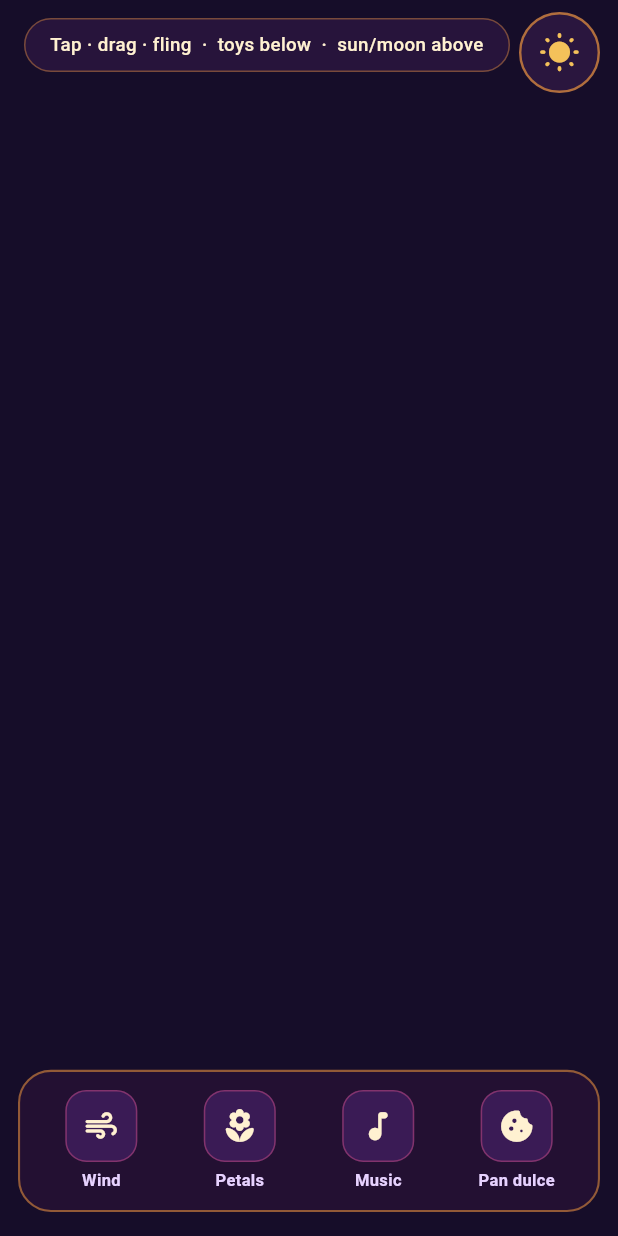
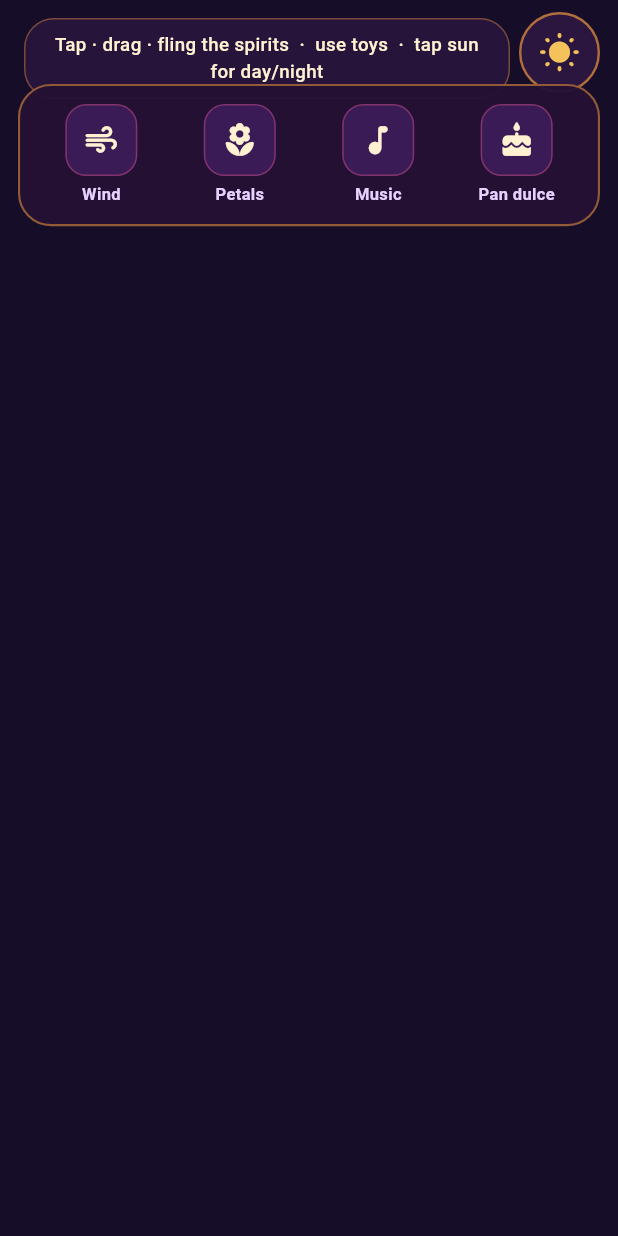
Before and after one commit to Softsheeply/DeadOfTheDeadGame, a Flutter app: the VillageHud widget shown alone on an empty page, opened directly with empty values, on a phone screen of 412 x 824 dp. Run offline on Flutter 3.47's test engine with Material 3 defaults, Android fonts, the phone set to English and light mode, and no system bars; missing offline and left inert: flame.

Commit message:
Move toy tray to top HUD for reliable visibility
Keep Wind/Petals/Music/Pan dulce under the hint banner so short
browser viewports still show every Pocket God control.

Co-authored-by: Softsheeply <Softsheeply@users.noreply.github.com>

```diff
--- a/lib/main.dart
+++ b/lib/main.dart
@@ -75,15 +75,15 @@ class VillageHud extends StatelessWidget {
             ),
           ),
           Positioned(
+            top: 56,
             left: 12,
             right: 12,
-            bottom: 16,
             child: _ToyTray(game: game),
           ),
           Positioned(
+            top: 150,
             left: 24,
             right: 24,
-            bottom: 98,
             child: _ToyStatus(game: game),
           ),
         ],
@@ -105,7 +105,7 @@ class _HintBanner extends StatelessWidget {
         border: Border.all(color: const Color(0x66F39A3C)),
       ),
       child: const Text(
-        'Tap · drag · fling  ·  toys below  ·  sun/moon above',
+          'Tap · drag · fling the spirits  ·  use toys  ·  tap sun for day/night',
         textAlign: TextAlign.center,
         style: TextStyle(
           color: Color(0xFFFFF1D1),
@@ -185,7 +185,7 @@ class _ToyTray extends StatelessWidget {
           ),
           Expanded(
             child: _ToyButton(
-              icon: Icons.cookie_rounded,
+              icon: Icons.cake_rounded,
               label: 'Pan dulce',
               onTap: () => game.useToy(VillageToy.panDulce),
             ),
```
